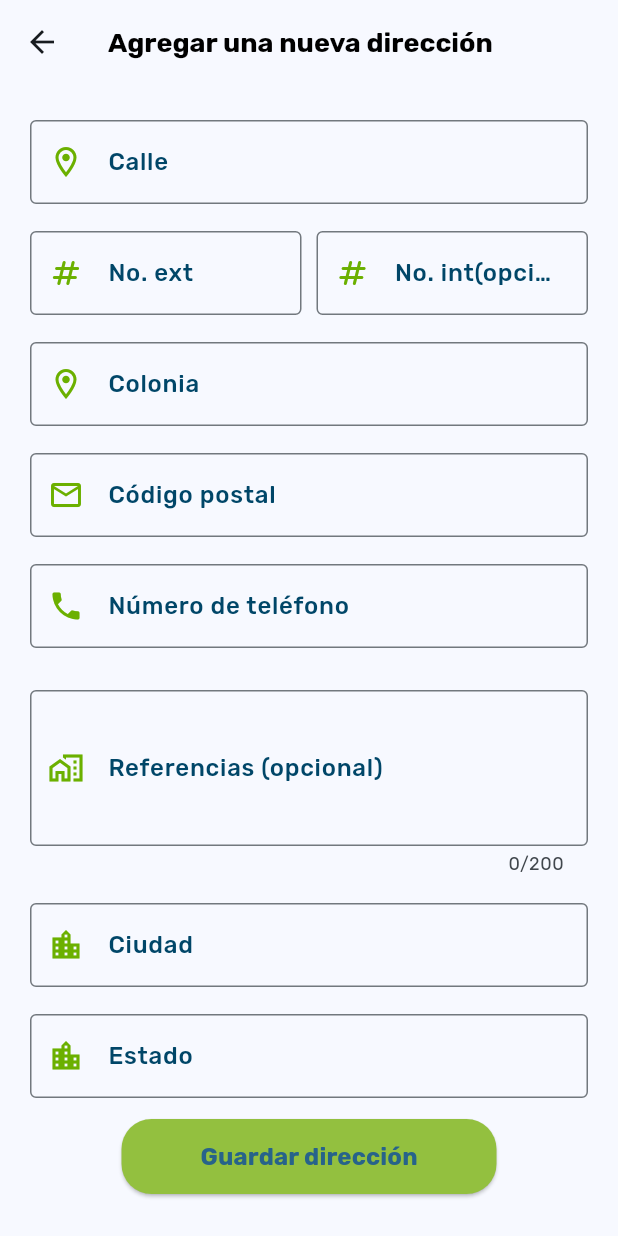
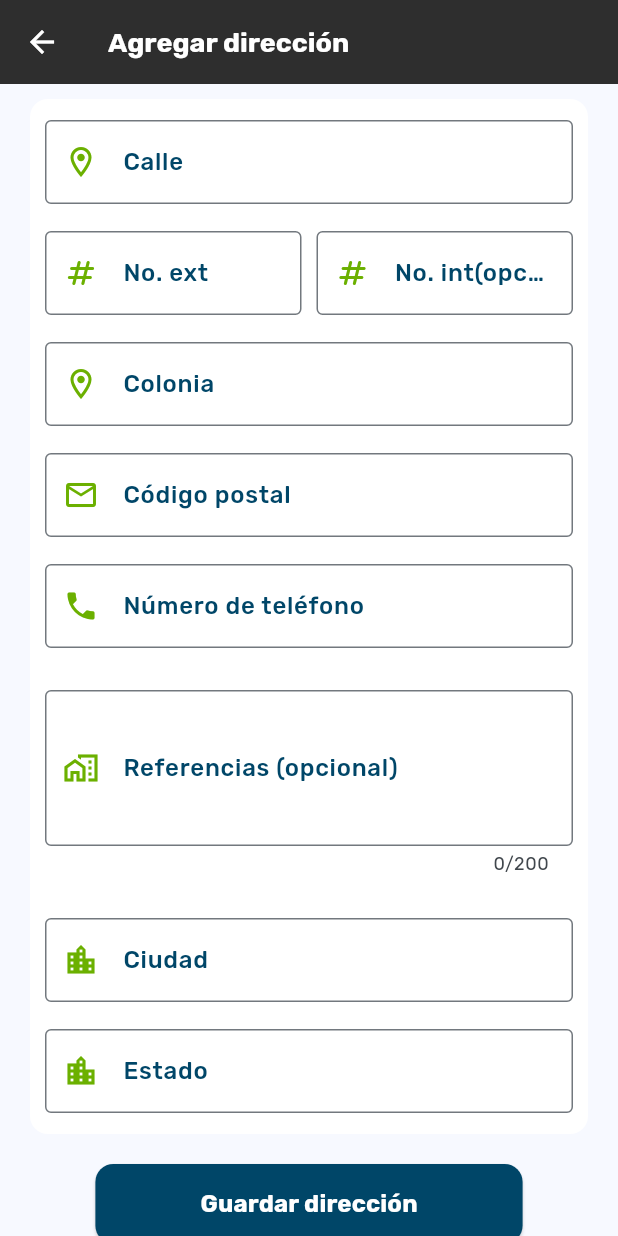
Before and after one commit to julianvent/acopiatech-app, a Flutter app: the CreateUpdateAddressView screen opened directly, on a phone screen of 412 x 824 dp. Run offline on Flutter 3.47's test engine with Material 3 defaults, Android fonts, the phone set to English and light mode, and no system bars; our stand-ins replace animated_splash_screen, cloud_firestore, cloud_functions, equatable, firebase_auth, firebase_core and 12 more; missing offline and left inert: firebase_app_check, flutter_polyline_points; accounts and stored records are empty.

Commit message:
main: adjustments in account view

```diff
--- a/lib/services/cloud/collections/bloc/collection_bloc.dart
+++ b/lib/services/cloud/collections/bloc/collection_bloc.dart
@@ -127,8 +127,8 @@ class CollectionBloc extends Bloc<CollectionEvent, CollectionState> {
       );
 
       try {
-        final completedCollectionsStream =
-            collectionService.allCollectionsCompleted();
+        final completedCollectionsStream = collectionService
+            .allCollectionsCompleted(ownerUserId: event.ownerUserId);
         emit(
           CollectionStateLoadedCollections(
             collectionsStream: completedCollectionsStream,
--- a/lib/services/cloud/collections/bloc/collection_event.dart
+++ b/lib/services/cloud/collections/bloc/collection_event.dart
@@ -47,5 +47,6 @@ class CollectionEventUpdateStatus extends CollectionEvent {
 }
 
 class CollectionEventLoadAllCompletedCollection extends CollectionEvent {
-  const CollectionEventLoadAllCompletedCollection();
+  final String ownerUserId;
+  const CollectionEventLoadAllCompletedCollection({required this.ownerUserId});
 }
--- a/lib/views/user/address/create_update_address_view.dart
+++ b/lib/views/user/address/create_update_address_view.dart
@@ -5,6 +5,9 @@ import 'package:acopiatech/services/cloud/address/bloc/address_event.dart';
 import 'package:acopiatech/services/cloud/address/bloc/address_state.dart';
 import 'package:acopiatech/services/cloud/address/address.dart';
 import 'package:acopiatech/utilities/generics/validate_field.dart';
+import 'package:acopiatech/widgets/custom_app_bar.dart';
+import 'package:acopiatech/widgets/custom_button.dart';
+import 'package:acopiatech/widgets/custom_detail.dart';
 import 'package:acopiatech/widgets/user/user_text_field.dart';
 import 'package:flutter/material.dart';
 import 'package:flutter_bloc/flutter_bloc.dart';
@@ -12,7 +15,6 @@ import 'package:flutter_bloc/flutter_bloc.dart';
 class CreateUpdateAddressView extends StatefulWidget {
   final Address? address;
   const CreateUpdateAddressView({super.key, this.address});
-
   @override
   State<CreateUpdateAddressView> createState() =>
       _CreateUpdateAddressViewState();
@@ -53,27 +55,28 @@ class _CreateUpdateAddressViewState extends State<CreateUpdateAddressView> {
       },
       builder: (context, state) {
         return Scaffold(
-          appBar: AppBar(
-            title: Text(
+          appBar:
+              CustomAppBar(
+                title:
                     _address == null
-                  ? "Agregar una nueva dirección"
-                  : "Actualizar una dirección",
-              style: TextStyle(
-                fontSize: 18,
-                fontWeight: FontWeight.bold,
-                color: Colors.black,
-              ),
-            ),
-          ),
+                        ? "Agregar dirección"
+                        : "Actualizar dirección",
+              ).navigatorAppBar,
           body: SingleChildScrollView(
             child: Padding(
               padding: const EdgeInsets.symmetric(horizontal: 20, vertical: 10),
-              child: Form(
+              child: Column(
+                children: [
+                  CustomDetail(
+                    padding: EdgeInsets.symmetric(horizontal: 10, vertical: 10),
+                    borderRadius: BorderRadius.circular(12.0),
+                    children: [
+                      Form(
                         key: _formKey,
                         child: Column(
+                          spacing: 10,
                           mainAxisAlignment: MainAxisAlignment.center,
                           children: <Widget>[
-                    const SizedBox(height: 10),
                             UserTextField(
                               initialValue: _address?.street,
                               fieldName: 'Calle',
@@ -82,9 +85,9 @@ class _CreateUpdateAddressViewState extends State<CreateUpdateAddressView> {
                               validator: (value) => validateField(value),
                               onSaved: (street) => _street = street!.trim(),
                             ),
-                    const SizedBox(height: 10),
                             Row(
                               mainAxisAlignment: MainAxisAlignment.spaceBetween,
+                              spacing: 10,
                               children: [
                                 Expanded(
                                   child: UserTextField(
@@ -94,10 +97,10 @@ class _CreateUpdateAddressViewState extends State<CreateUpdateAddressView> {
                                     filled: false,
                                     validator: (value) => validateField(value),
                                     onSaved:
-                                (extNumber) => _extNumber = extNumber!.trim(),
+                                        (extNumber) =>
+                                            _extNumber = extNumber!.trim(),
                                   ),
                                 ),
-                        const SizedBox(width: 10),
                                 Expanded(
                                   child: UserTextField(
                                     initialValue: _address?.intNumber,
@@ -105,12 +108,12 @@ class _CreateUpdateAddressViewState extends State<CreateUpdateAddressView> {
                                     myIcon: Icons.numbers_rounded,
                                     filled: false,
                                     onSaved:
-                                (intNumber) => _intNumber = intNumber?.trim(),
+                                        (intNumber) =>
+                                            _intNumber = intNumber?.trim(),
                                   ),
                                 ),
                               ],
                             ),
-                    const SizedBox(height: 10),
                             UserTextField(
                               initialValue: _address?.neighborhood,
                               fieldName: 'Colonia',
@@ -121,7 +124,6 @@ class _CreateUpdateAddressViewState extends State<CreateUpdateAddressView> {
                                   (neighborhood) =>
                                       _neighborhood = neighborhood!.trim(),
                             ),
-                    const SizedBox(height: 10),
                             UserTextField(
                               initialValue: _address?.zipCode,
                               fieldName: 'Código postal',
@@ -131,7 +133,6 @@ class _CreateUpdateAddressViewState extends State<CreateUpdateAddressView> {
                               validator: (value) => validateField(value),
                               onSaved: (zip) => _zipCode = zip!.trim(),
                             ),
-                    const SizedBox(height: 10),
                             UserTextField(
                               initialValue: _address?.phoneNumber,
                               fieldName: 'Número de teléfono',
@@ -140,19 +141,25 @@ class _CreateUpdateAddressViewState extends State<CreateUpdateAddressView> {
                               filled: false,
                               validator: (value) => validateField(value),
                               onSaved:
-                          (phoneNumber) => _phoneNumber = phoneNumber!.trim(),
+                                  (phoneNumber) =>
+                                      _phoneNumber = phoneNumber!.trim(),
                             ),
-                    const SizedBox(height: 20),
-                    UserTextField(
+                            Padding(
+                              padding: const EdgeInsets.symmetric(
+                                vertical: 10.0,
+                              ),
+                              child: UserTextField(
                                 initialValue: _address?.reference,
                                 fieldName: 'Referencias (opcional)',
                                 maxLength: 200,
                                 myIcon: Icons.home_work_outlined,
                                 filled: false,
                                 numberOfLines: 3,
-                      onSaved: (reference) => _reference = reference?.trim(),
+                                onSaved:
+                                    (reference) =>
+                                        _reference = reference?.trim(),
                               ),
-                    const SizedBox(height: 10),
+                            ),
                             UserTextField(
                               initialValue: _address?.city,
                               fieldName: 'Ciudad',
@@ -161,7 +168,6 @@ class _CreateUpdateAddressViewState extends State<CreateUpdateAddressView> {
                               validator: (value) => validateField(value),
                               onSaved: (city) => _city = city!.trim(),
                             ),
-                    const SizedBox(height: 10),
                             UserTextField(
                               initialValue: _address?.state,
                               fieldName: 'Estado',
@@ -170,9 +176,19 @@ class _CreateUpdateAddressViewState extends State<CreateUpdateAddressView> {
                               validator: (value) => validateField(value),
                               onSaved: (state) => _state = state!.trim(),
                             ),
-                    const SizedBox(height: 10),
-                    ElevatedButton(
-                      onPressed: () async {
+                          ],
+                        ),
+                      ),
+                    ],
+                  ),
+                  Padding(
+                    padding: const EdgeInsets.symmetric(vertical: 20),
+                    child: CustomButton(
+                      title:
+                          (_address != null)
+                              ? 'Actualizar dirección'
+                              : 'Guardar dirección',
+                      onPressed: () {
                         if (_formKey.currentState!.validate()) {
                           _formKey.currentState!.save();
                           context.read<AddressBloc>().add(
@@ -191,26 +207,10 @@ class _CreateUpdateAddressViewState extends State<CreateUpdateAddressView> {
                           );
                         }
                       },
-                      style: ElevatedButton.styleFrom(
-                        backgroundColor: ColorsPalette.lightGreen,
-                        shape: RoundedRectangleBorder(
-                          borderRadius: BorderRadius.circular(20),
-                        ),
-                        alignment: Alignment.center,
-                        fixedSize: Size(250, 50),
-                      ),
-                      child: Text(
-                        (_address != null)
-                            ? 'Actualizar dirección'
-                            : 'Guardar dirección',
-                        style: TextStyle(
-                          fontSize: 16,
-                          fontWeight: FontWeight.w700,
-                        ),
+                      backgroundColor: ColorsPalette.darkCian,
                     ),
                   ),
                 ],
-                ),
               ),
             ),
           ),
--- a/lib/views/user/address/user_address_view.dart
+++ b/lib/views/user/address/user_address_view.dart
@@ -4,7 +4,7 @@ import 'package:acopiatech/services/cloud/address/bloc/address_state.dart';
 import 'package:acopiatech/services/cloud/address/address.dart';
 import 'package:acopiatech/views/user/address/create_update_address_view.dart';
 import 'package:acopiatech/views/user/address/address_list_view.dart';
-import 'package:acopiatech/widgets/add_app_bar.dart';
+import 'package:acopiatech/widgets/custom_app_bar.dart';
 import 'package:flutter/material.dart';
 import 'package:flutter_bloc/flutter_bloc.dart';
 
@@ -21,7 +21,7 @@ class _UserDirectionViewState extends State<UserAddressView> {
     context.read<AddressBloc>().add(AddressEventLoadAdresses());
     return Scaffold(
       appBar:
-          AddAppBar(
+          CustomAppBar(
             title: 'Mis direcciones',
             onPressed:
                 () => Navigator.push(
--- a/lib/views/user/collection/user_collection_view.dart
+++ b/lib/views/user/collection/user_collection_view.dart
@@ -6,7 +6,7 @@ import 'package:acopiatech/services/cloud/collections/collection.dart';
 import 'package:acopiatech/views/user/collection/collection_details_view.dart';
 import 'package:acopiatech/views/user/collection/collection_list_generate_view.dart';
 import 'package:acopiatech/views/user/collection/create_collection_view.dart';
-import 'package:acopiatech/widgets/add_app_bar.dart';
+import 'package:acopiatech/widgets/custom_app_bar.dart';
 import 'package:acopiatech/widgets/custom_progress_indicator.dart';
 import 'package:flutter/material.dart';
 import 'package:flutter_bloc/flutter_bloc.dart';
@@ -27,7 +27,7 @@ class _UserCollectionViewState extends State<UserCollectionView> {
 
     return Scaffold(
       appBar:
-          AddAppBar(
+          CustomAppBar(
             title: 'Mis recolecciones',
             onPressed:
                 () => Navigator.push(
--- a/lib/views/user/home/user_dropoff_list_view.dart
+++ b/lib/views/user/home/user_dropoff_list_view.dart
@@ -1,3 +1,4 @@
+import 'package:acopiatech/widgets/custom_app_bar.dart';
 import 'package:flutter/material.dart';
 import 'package:acopiatech/services/cloud/address/address.dart';
 import 'package:acopiatech/services/cloud/address/address_storage.dart';
@@ -9,7 +10,7 @@ class UserDropoffListView extends StatelessWidget {
   @override
   Widget build(BuildContext context) {
     return Scaffold(
-      appBar: AppBar(title: const Text('Centros de Acopio')),
+      appBar: CustomAppBar(title: 'Centros de acopio').navigatorAppBar,
       body: StreamBuilder(
         stream: AddressStorage().allDropOffs(),
         builder: (context, snapshot) {
--- a/lib/views/user/home/user_home_view.dart
+++ b/lib/views/user/home/user_home_view.dart
@@ -52,7 +52,6 @@ class _UserHomeViewState extends State<UserHomeView> {
     context.read<CollectionBloc>().add(const CollectionEventLoadCollections());
 
     return Scaffold(
-      backgroundColor: ColorsPalette.black1,
       body: Padding(
         padding: const EdgeInsets.only(bottom: 15.0),
         child: SingleChildScrollView(
--- a/lib/widgets/add_app_bar.dart
+++ b/lib/widgets/custom_app_bar.dart
@@ -1,11 +1,11 @@
 import 'package:acopiatech/constants/colors_palette.dart';
 import 'package:flutter/material.dart';
 
-class AddAppBar {
+class CustomAppBar {
   final String title;
   final Icon? icon;
   final void Function()? onPressed;
-  const AddAppBar({required this.title, this.icon, this.onPressed});
+  const CustomAppBar({required this.title, this.icon, this.onPressed});
 
   get addAppBar => AppBar(
     title: Text(
@@ -30,4 +30,13 @@ class AddAppBar {
     toolbarHeight: 65.0,
     backgroundColor: Colors.white,
   );
+
+  get navigatorAppBar => AppBar(
+    title: Text(
+      title,
+      style: TextStyle(fontWeight: FontWeight.w700, fontSize: 18),
+    ),
+    backgroundColor: ColorsPalette.neutralGray,
+    foregroundColor: Colors.white,
+  );
 }
--- a/lib/widgets/custom_button.dart
+++ b/lib/widgets/custom_button.dart
@@ -5,6 +5,7 @@ class CustomButton extends StatelessWidget {
   final String title;
   final Icon? icon;
   final Color? backgroundColor;
+  final EdgeInsets? padding;
   final void Function()? onPressed;
   const CustomButton({
     super.key,
@@ -12,13 +13,14 @@ class CustomButton extends StatelessWidget {
     this.onPressed,
     this.icon,
     this.backgroundColor,
+    this.padding,
   });
 
   @override
   Widget build(BuildContext context) {
     return ElevatedButton.icon(
       style: ElevatedButton.styleFrom(
-        padding: EdgeInsets.symmetric(horizontal: 70, vertical: 15),
+        padding: padding ?? EdgeInsets.symmetric(horizontal: 70, vertical: 15),
         backgroundColor: backgroundColor ?? ColorsPalette.backgroundDarkGreen,
         shape: RoundedRectangleBorder(
           borderRadius: BorderRadius.circular(12.0),
--- a/lib/widgets/custom_detail.dart
+++ b/lib/widgets/custom_detail.dart
@@ -3,18 +3,32 @@ import 'package:flutter/material.dart';
 class CustomDetail extends StatelessWidget {
   final List<Widget> children;
   final double? spacing;
-  const CustomDetail({super.key, required this.children, this.spacing});
+  final EdgeInsets? padding;
+  final CrossAxisAlignment? crossAxisAlignment;
+  final BorderRadius? borderRadius;
+  const CustomDetail({
+    super.key,
+    required this.children,
+    this.spacing,
+    this.crossAxisAlignment,
+    this.padding,
+    this.borderRadius,
+  });
 
   @override
   Widget build(BuildContext context) {
     return Container(
       width: double.maxFinite,
-      decoration: BoxDecoration(color: Colors.white),
-      // ------ Mapa ------
+      decoration: BoxDecoration(
+        color: Colors.white,
+        borderRadius: borderRadius,
+      ),
       child: Padding(
-        padding: const EdgeInsets.symmetric(horizontal: 20.0, vertical: 30),
+        padding:
+            padding ??
+            const EdgeInsets.symmetric(horizontal: 20.0, vertical: 30),
         child: Column(
-          crossAxisAlignment: CrossAxisAlignment.start,
+          crossAxisAlignment: crossAxisAlignment ?? CrossAxisAlignment.start,
           spacing: spacing ?? 15,
           children: children,
         ),
```
Also changed, not shown: lib/services/cloud/collections/collection_storage.dart (+5 -4 lines), lib/views/user/account/user_account_form.dart (+7 -19 lines), lib/views/user/account/user_account_view.dart (+62 -44 lines), lib/views/user/account/user_bonus_view.dart (+44 -25 lines), lib/views/user/collection/create_collection_view.dart (+3 -9 lines). Lines whose indentation alone changed are shown as unchanged.
